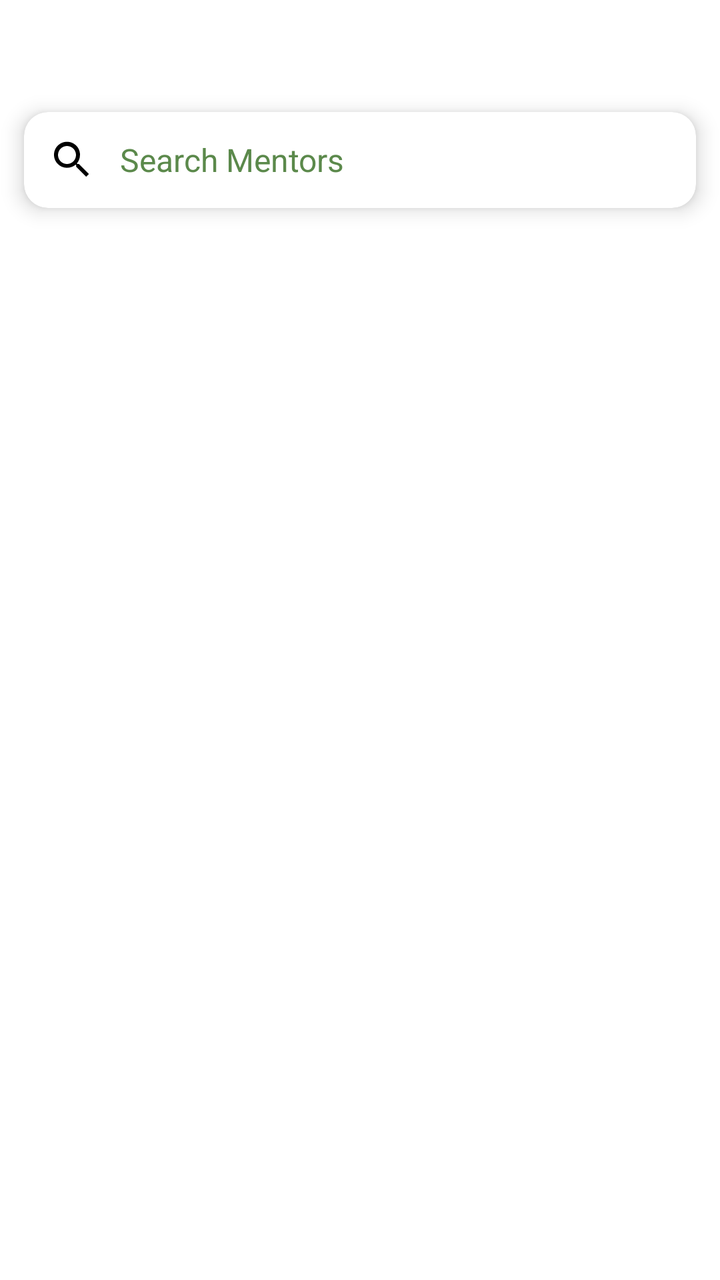
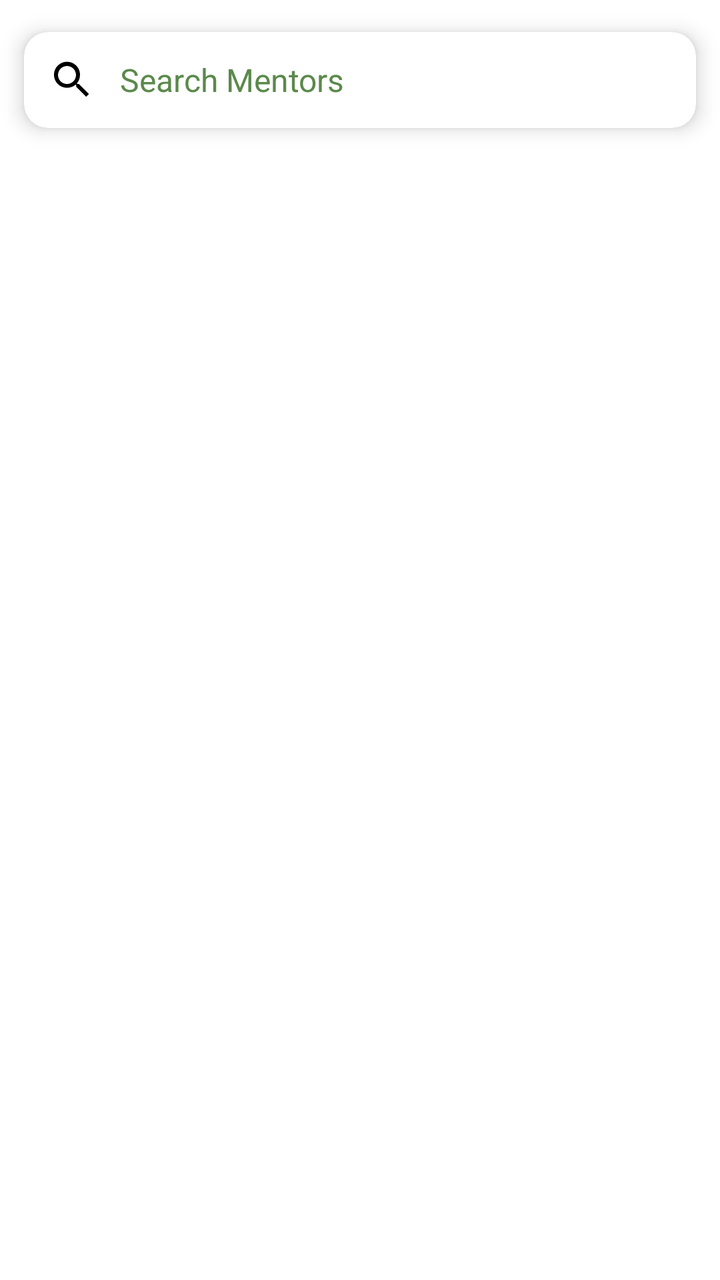

Two renders of the same Android screen: before a commit and after it. Below are the layout's source before the change and the commit's diff.
<!-- AndroidManifest.xml: application theme Theme.IG_Connect -->
<!-- res/layout/fragment_chats.xml -->
<?xml version="1.0" encoding="utf-8"?>
<androidx.constraintlayout.widget.ConstraintLayout
    xmlns:android="http://schemas.android.com/apk/res/android"
    xmlns:app="http://schemas.android.com/apk/res-auto"
    android:layout_width="match_parent"
    android:layout_height="match_parent"
    android:background="@color/background_light">

    
    <ImageView
        android:id="@+id/profileImage"
        android:layout_width="40dp"
        android:layout_height="40dp"
        android:layout_margin="8dp"
        android:scaleType="centerCrop"
        app:layout_constraintTop_toTopOf="parent"
        app:layout_constraintStart_toStartOf="parent" />

    
    <androidx.cardview.widget.CardView
        android:id="@+id/searchMentorCard"
        android:layout_width="0dp"
        android:layout_height="wrap_content"
        android:layout_marginTop="8dp"
        android:layout_marginHorizontal="12dp"
        app:cardCornerRadius="12dp"
        app:cardElevation="6dp"
        app:layout_constraintTop_toBottomOf="@id/profileImage"
        app:layout_constraintStart_toStartOf="parent"
        app:layout_constraintEnd_toEndOf="parent">

        <LinearLayout
            android:layout_width="match_parent"
            android:layout_height="wrap_content"
            android:orientation="horizontal"
            android:padding="12dp"
            android:gravity="center_vertical">

            <ImageView
                android:layout_width="24dp"
                android:layout_height="24dp"
                android:src="@drawable/ic_search"
                android:contentDescription="Search icon" />

            <TextView
                android:layout_width="wrap_content"
                android:layout_height="wrap_content"
                android:text=" Search Mentors"
                android:textColor="@color/custom_green"
                android:textSize="16sp"
                android:layout_marginStart="8dp" />
        </LinearLayout>
    </androidx.cardview.widget.CardView>

    
    <androidx.recyclerview.widget.RecyclerView
        android:id="@+id/recyclerViewUsers"
        android:layout_width="0dp"
        android:layout_height="0dp"
        android:clipToPadding="false"
        android:padding="4dp"
        app:layout_constraintTop_toBottomOf="@id/searchMentorCard"
        app:layout_constraintBottom_toBottomOf="parent"
        app:layout_constraintStart_toStartOf="parent"
        app:layout_constraintEnd_toEndOf="parent" />

</androidx.constraintlayout.widget.ConstraintLayout>
<!-- resources referenced by this layout -->
<resources>
  <color name="background_light">#FFFFFF</color>
  <color name="custom_green">#5b894b</color>
  <!-- drawable ic_search (drawable) -->
  <?xml version="1.0" encoding="utf-8"?>
  <vector xmlns:android="http://schemas.android.com/apk/res/android"
      android:width="24dp"
      android:height="24dp"
      android:viewportWidth="24"
      android:viewportHeight="24">
  
      <path
          android:fillColor="#FF000000"
          android:pathData="M15.5,14h-0.79l-0.28,-0.27
              c1.01,-1.18 1.57,-2.7 1.57,-4.34
              0,-3.59 -2.91,-6.5 -6.5,-6.5
              -3.59,0 -6.5,2.91 -6.5,6.5
              0,3.59 2.91,6.5 6.5,6.5
              1.64,0 3.16,-0.56 4.34,-1.57l0.27,0.28v0.79
              l5,4.99L20.49,19l-4.99,-5zm-6,0
              c-2.48,0 -4.5,-2.02 -4.5,-4.5
              0,-2.48 2.02,-4.5 4.5,-4.5
              2.48,0 4.5,2.02 4.5,4.5
              0,2.48 -2.02,4.5 -4.5,4.5z"/>
  </vector>
  <style name="Theme.IG_Connect" parent="Base.Theme.IG_Connect" />
  <style name="Base.Theme.IG_Connect" parent="Theme.Material3.Light.NoActionBar">
          <item name="colorPrimary">@color/blue</item>
          <item name="colorPrimaryVariant">@color/blue</item>
          <item name="android:statusBarColor">@color/blue</item>
      </style>
  <color name="blue">#85DAFF</color>
</resources>

<!-- the commit's change to res/layout/fragment_chats.xml (unified diff, before → after) -->
@@ -9,8 +9,8 @@
     
     <ImageView
         android:id="@+id/profileImage"
-        android:layout_width="40dp"
-        android:layout_height="40dp"
+        android:layout_width="0dp"
+        android:layout_height="0dp"
         android:layout_margin="8dp"
         android:scaleType="centerCrop"
         app:layout_constraintTop_toTopOf="parent"
